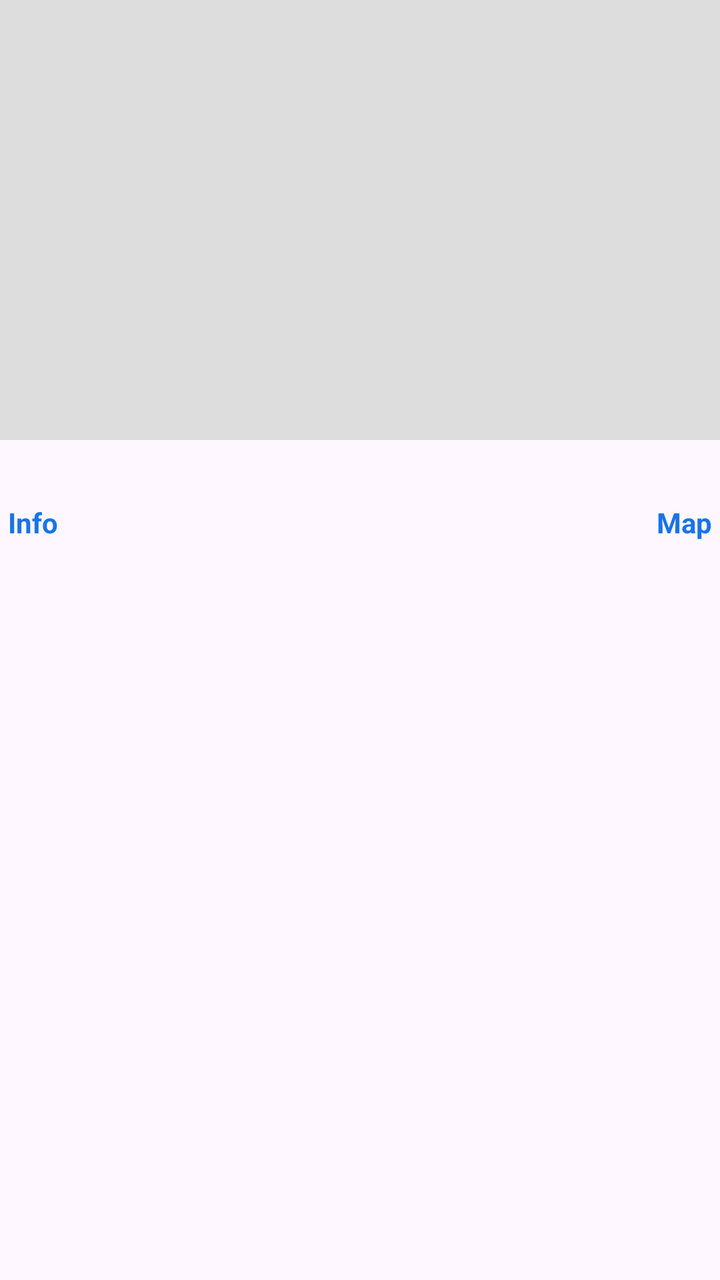
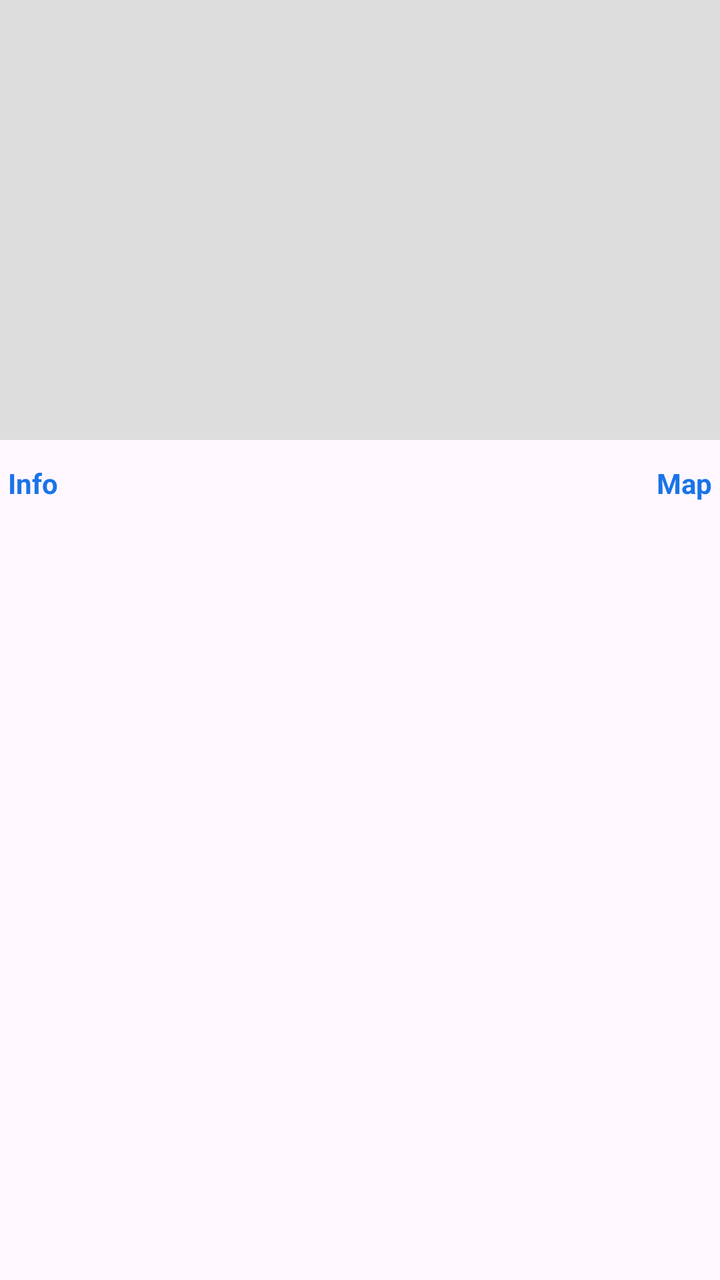

Compare the two renders of this Android layout. The source of the first and the diff that turns it into the second are given below.
<!-- AndroidManifest.xml: application theme Theme.Material3.DayNight -->
<!-- res/layout/item_synced_photo.xml -->
<?xml version="1.0" encoding="utf-8"?>
<LinearLayout xmlns:android="http://schemas.android.com/apk/res/android"
    android:layout_width="match_parent"
    android:layout_height="wrap_content"
    android:orientation="vertical"
    android:paddingBottom="16dp">

    <ImageView
        android:id="@+id/thumbnail"
        android:layout_width="match_parent"
        android:layout_height="220dp"
        android:scaleType="centerCrop"
        android:background="#DDDDDD"
        android:contentDescription="@null" />

    
    <TextView
        android:id="@+id/fileNameText"
        android:layout_width="match_parent"
        android:layout_height="wrap_content"
        android:layout_marginTop="6dp"
        android:paddingHorizontal="4dp"
        android:textSize="13sp"
        android:textColor="#5F6368" />

    <LinearLayout
        android:layout_width="match_parent"
        android:layout_height="wrap_content"
        android:layout_marginTop="4dp"
        android:orientation="horizontal">

        <TextView
            android:id="@+id/infoLink"
            android:layout_width="wrap_content"
            android:layout_height="wrap_content"
            android:padding="4dp"
            android:text="@string/info_link"
            android:textColor="#1A73E8"
            android:textStyle="bold" />

        <View
            android:layout_width="0dp"
            android:layout_height="1dp"
            android:layout_weight="1" />

        <TextView
            android:id="@+id/mapLink"
            android:layout_width="wrap_content"
            android:layout_height="wrap_content"
            android:padding="4dp"
            android:text="@string/map_link"
            android:textColor="#1A73E8"
            android:textStyle="bold" />

    </LinearLayout>

    <TextView
        android:id="@+id/infoResult"
        android:layout_width="match_parent"
        android:layout_height="wrap_content"
        android:layout_marginTop="4dp"
        android:paddingHorizontal="4dp"
        android:visibility="gone" />

</LinearLayout>
<!-- resources referenced by this layout -->
<resources>
  <string name="info_link">Info</string>
  <string name="map_link">Map</string>
</resources>

<!-- the commit's change to res/layout/item_synced_photo.xml (unified diff, before → after) -->
@@ -13,21 +13,12 @@
         android:background="#DDDDDD"
         android:contentDescription="@null" />
 
-    
-    <TextView
-        android:id="@+id/fileNameText"
-        android:layout_width="match_parent"
-        android:layout_height="wrap_content"
-        android:layout_marginTop="6dp"
-        android:paddingHorizontal="4dp"
-        android:textSize="13sp"
-        android:textColor="#5F6368" />
-
     <LinearLayout
         android:layout_width="match_parent"
         android:layout_height="wrap_content"
-        android:layout_marginTop="4dp"
-        android:orientation="horizontal">
+        android:layout_marginTop="8dp"
+        android:orientation="horizontal"
+        android:gravity="center_vertical">
 
         <TextView
             android:id="@+id/infoLink"
@@ -38,10 +29,18 @@
             android:textColor="#1A73E8"
             android:textStyle="bold" />
 
-        <View
+        
+        <TextView
+            android:id="@+id/fileNameText"
             android:layout_width="0dp"
-            android:layout_height="1dp"
-            android:layout_weight="1" />
+            android:layout_weight="1"
+            android:layout_height="wrap_content"
+            android:paddingHorizontal="12dp"
+            android:gravity="center"
+            android:maxLines="1"
+            android:ellipsize="end"
+            android:textSize="13sp"
+            android:textColor="#5F6368" />
 
         <TextView
             android:id="@+id/mapLink"
